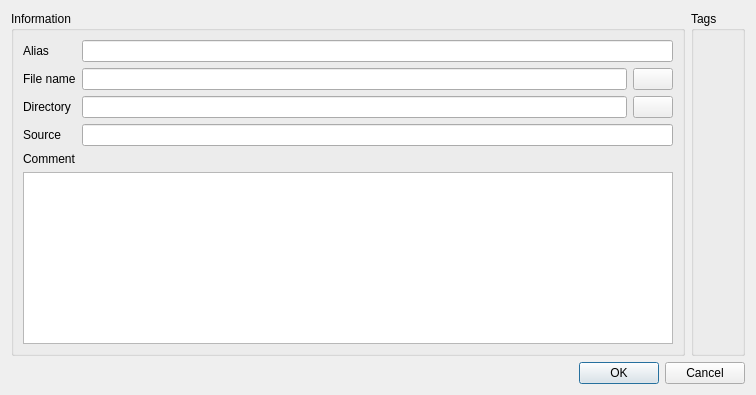
First picture: the form in src/app/gui/dialog/editfiledialog.ui, repository plooorp/qTaggle, before the edit.
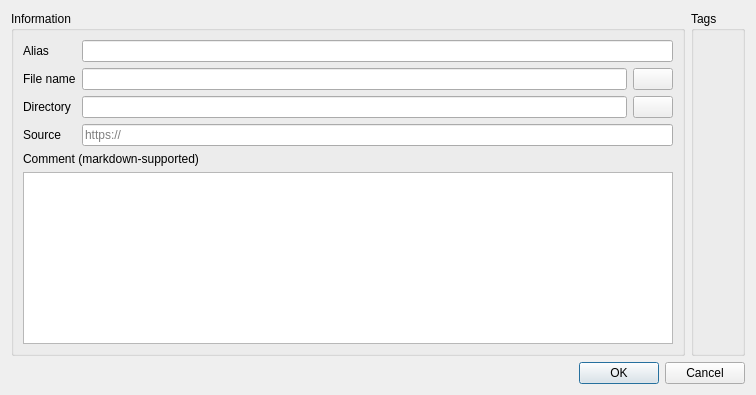
Second picture: the form after the edit. Icons and pictures are not drawn. Custom widgets are drawn as their Qt base class.

```diff
--- a/src/app/gui/dialog/editfiledialog.ui
+++ b/src/app/gui/dialog/editfiledialog.ui
@@ -87,7 +87,11 @@
              </widget>
             </item>
             <item row="8" column="1">
-             <widget class="QLineEdit" name="lineEdit_source"/>
+             <widget class="QLineEdit" name="lineEdit_source">
+              <property name="placeholderText">
+               <string>https://</string>
+              </property>
+             </widget>
             </item>
             <item row="5" column="1">
              <widget class="QWidget" name="widget_3" native="true">
@@ -161,7 +165,7 @@
          <item>
           <widget class="QLabel" name="label_4">
            <property name="text">
-            <string>Comment</string>
+            <string>Comment (markdown-supported)</string>
            </property>
           </widget>
          </item>
```
